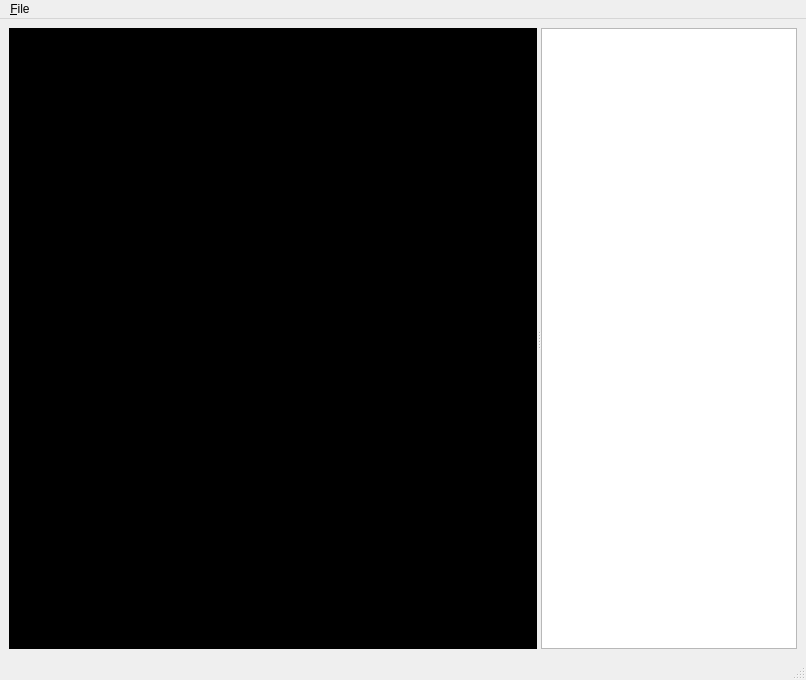
jasn/RASMUS, file src/gui/main.ui: the form before one commit.
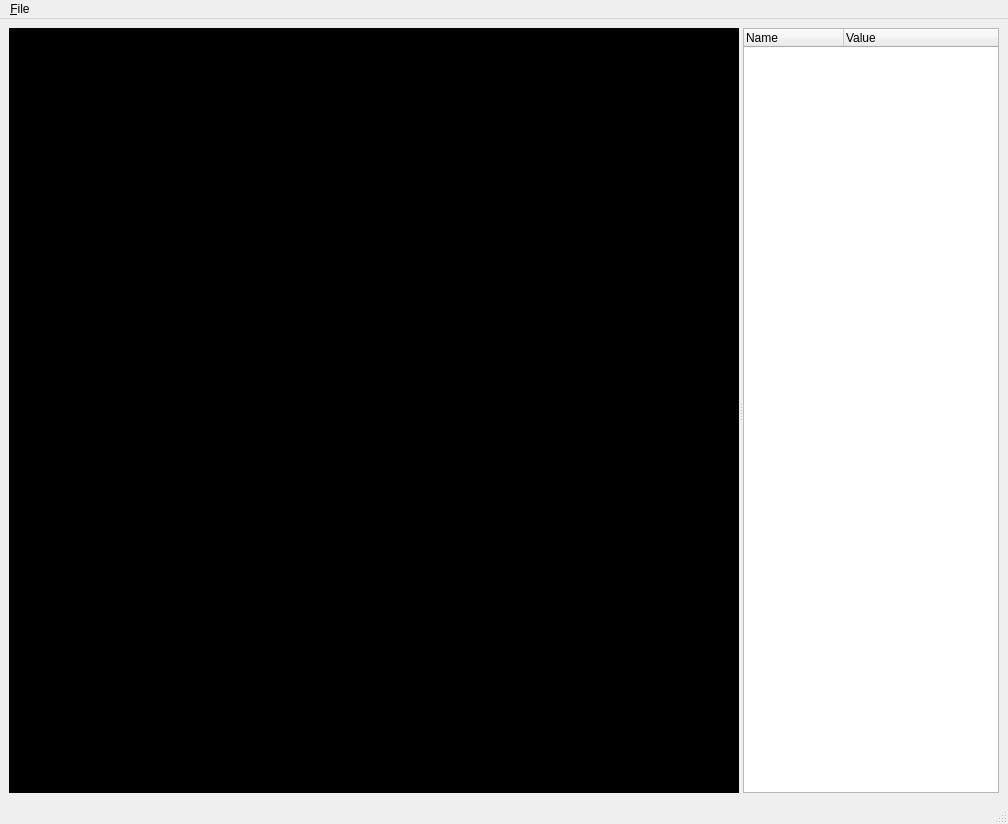
The form after the commit. Custom widgets are drawn as their Qt base class.

Diff of the .ui file:
```diff
--- a/src/gui/main.ui
+++ b/src/gui/main.ui
@@ -6,8 +6,8 @@
    <rect>
     <x>0</x>
     <y>0</y>
-    <width>806</width>
-    <height>680</height>
+    <width>1008</width>
+    <height>824</height>
    </rect>
   </property>
   <property name="windowTitle">
@@ -155,13 +155,26 @@
         <string/>
        </property>
       </widget>
-      <widget class="QListWidget" name="environment">
+      <widget class="QTreeWidget" name="environment">
        <property name="sizePolicy">
         <sizepolicy hsizetype="Preferred" vsizetype="Preferred">
          <horstretch>0</horstretch>
          <verstretch>0</verstretch>
         </sizepolicy>
        </property>
+       <property name="rootIsDecorated">
+        <bool>false</bool>
+       </property>
+       <column>
+        <property name="text">
+         <string>Name</string>
+        </property>
+       </column>
+       <column>
+        <property name="text">
+         <string>Value</string>
+        </property>
+       </column>
       </widget>
      </widget>
     </item>
@@ -172,8 +185,8 @@
     <rect>
      <x>0</x>
      <y>0</y>
-     <width>806</width>
-     <height>27</height>
+     <width>1008</width>
+     <height>23</height>
     </rect>
    </property>
    <widget class="QMenu" name="menuFile">
```
